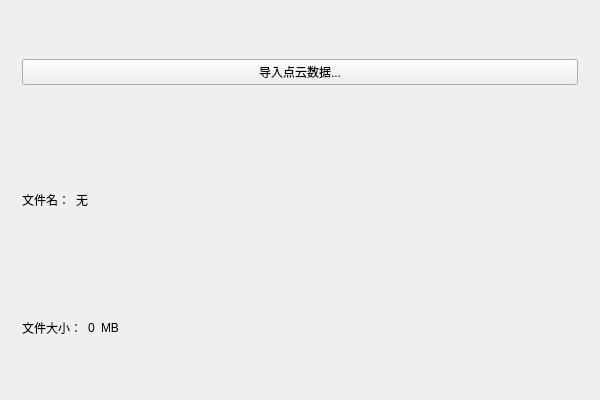
The window that 3DPCViewer/datawidget.ui (lexxxx-cmd/3DPCViewer) describes before a commit, drawn with Qt 5.
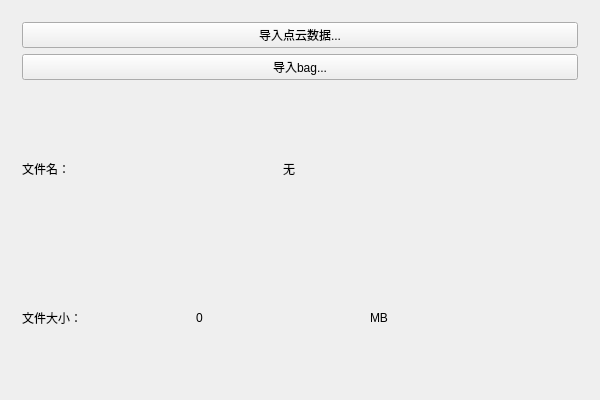
The same window after the commit.

Diff of the .ui file:
```diff
--- a/3DPCViewer/datawidget.ui
+++ b/3DPCViewer/datawidget.ui
@@ -24,6 +24,13 @@
         </property>
        </widget>
       </item>
+      <item row="1" column="0">
+       <widget class="QPushButton" name="pB_import_bag">
+        <property name="text">
+         <string>导入bag...</string>
+        </property>
+       </widget>
+      </item>
      </layout>
     </widget>
    </item>
@@ -47,7 +54,7 @@
       <item>
        <spacer name="horizontalSpacer">
         <property name="orientation">
-         <enum>Qt::Orientation::Horizontal</enum>
+         <enum>Qt::Vertical</enum>
         </property>
         <property name="sizeHint" stdset="0">
          <size>
@@ -87,7 +94,7 @@
       <item>
        <spacer name="horizontalSpacer_2">
         <property name="orientation">
-         <enum>Qt::Orientation::Horizontal</enum>
+         <enum>Qt::Vertical</enum>
         </property>
         <property name="sizeHint" stdset="0">
          <size>
```
